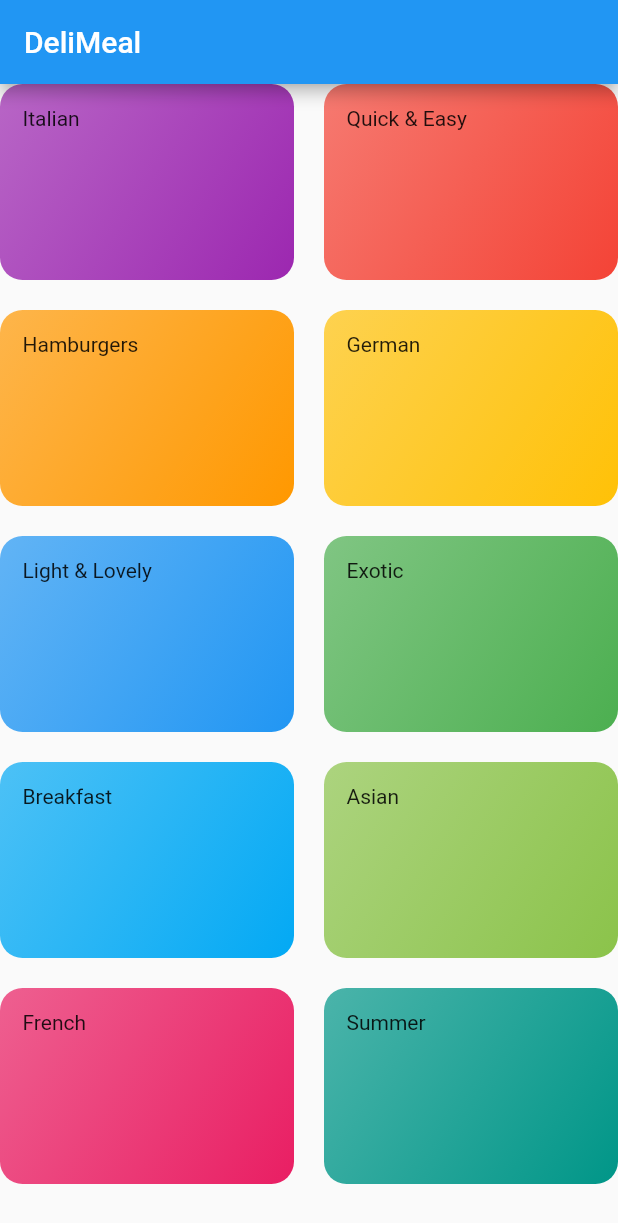
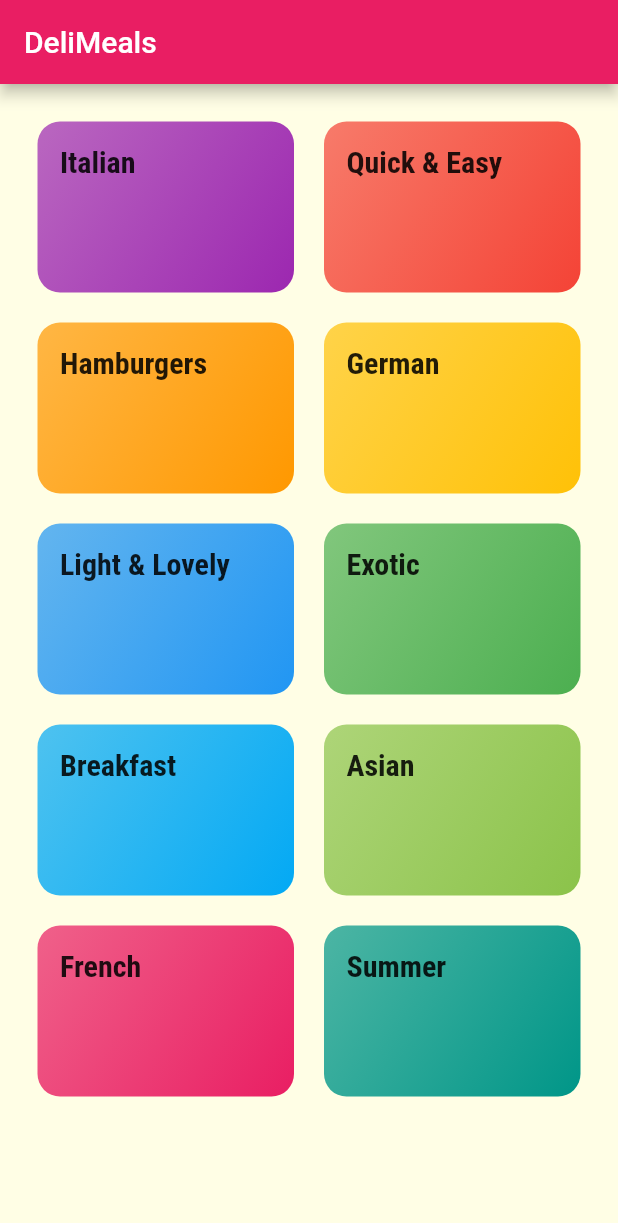
Before and after one commit to Lovi07/fourth_app, a Flutter app: the screen it shows after launch, on a phone screen of 412 x 824 dp. Shown: the top 1223 px of the screen. Run offline on Flutter 3.47's test engine with Material 2 defaults, Android fonts, the phone set to English and light mode, and no system bars.

Commit message:
day2 completed

```diff
--- a/lib/categories_screen.dart
+++ b/lib/categories_screen.dart
@@ -8,23 +8,25 @@ class CategoriesScreen extends StatelessWidget {
   Widget build(BuildContext context) {
     return Scaffold(
       appBar: AppBar(
-        title: const Text('DeliMeal'),
+        title: const Text('DeliMeals'),
       ),
       body: GridView(
+        padding: const EdgeInsets.all(25),
+        gridDelegate: const SliverGridDelegateWithMaxCrossAxisExtent(
+          maxCrossAxisExtent: 200,  //horizontal height
+          childAspectRatio: 3/2,  // vertical length
+          crossAxisSpacing: 20,   // horizontal spacing
+          mainAxisSpacing: 20,  // vertical spacing
+        ),
         children: DUMMY_CATEGORIES
             .map(
               (catData) => CategoryItem(
+                    catData.id,
                     catData.title,
                     catData.color,
                   ),
             )
             .toList(),
-        gridDelegate: SliverGridDelegateWithMaxCrossAxisExtent(
-          maxCrossAxisExtent: 200,
-          childAspectRatio: 3 / 2,
-          crossAxisSpacing: 20,
-          mainAxisSpacing: 20,
-        ),
       ),
     );
   }
--- a/lib/category_item.dart
+++ b/lib/category_item.dart
@@ -1,16 +1,31 @@
 import 'package:flutter/material.dart';
+import './category_meal_screen.dart';
 
 class CategoryItem extends StatelessWidget {
+  final String id;
   final String title;
   final Color color;
 
-  CategoryItem(this.title, this.color);
+  CategoryItem(this.id, this.title, this.color);
+
+  void selectCategory(BuildContext ctx) {
+    Navigator.of(ctx).pushNamed(
+      CategoryMealsScreen.routeName,
+      arguments: {
+        'id': id,
+        'title': title,
+      },
+    );
+  }
 
   @override
   Widget build(BuildContext context) {
-    return Container(
+    return InkWell(
+      onTap: () => selectCategory(context),
+      splashColor: Theme.of(context).primaryColor,
+      borderRadius: BorderRadius.circular(15),
+      child: Container(
         padding: const EdgeInsets.all(15),
-      child: Text(title),
         decoration: BoxDecoration(
           gradient: LinearGradient(
             colors: [
@@ -22,6 +37,11 @@ class CategoryItem extends StatelessWidget {
           ),
           borderRadius: BorderRadius.circular(15),
         ),
+        child: Text(
+          title,
+          style: Theme.of(context).textTheme.subtitle1,
+        ),
+      ),
     );
   }
 }
--- a/lib/main.dart
+++ b/lib/main.dart
@@ -1,6 +1,7 @@
 import 'package:flutter/material.dart';
 
 import './categories_screen.dart';
+import './category_meal_screen.dart';
 
 void main() => runApp(MyApp());
 
@@ -8,11 +9,31 @@ class MyApp extends StatelessWidget {
   @override
   Widget build(BuildContext context) {
     return MaterialApp(
-      title: 'DeliMeals',
       theme: ThemeData(
-        primarySwatch: Colors.blue,
+        primarySwatch: Colors.pink,
+        accentColor: Colors.amber,
+        canvasColor: const Color.fromRGBO(255, 254, 229, 1),
+        fontFamily: 'Raleway',
+        textTheme: ThemeData.light().textTheme.copyWith(
+            bodyText1: const TextStyle(
+              color: Color.fromRGBO(20, 51, 51, 1),
+            ),
+            bodyText2: const TextStyle(
+              color: Color.fromRGBO(20, 51, 51, 1),
+            ),
+            subtitle1: const TextStyle(
+              fontSize: 20,
+              fontFamily: 'RobotoCondensed',
+              fontWeight: FontWeight.bold,
+            )),
       ),
-      home: CategoriesScreen(),
+      // home: CategoriesScreen(),
+      initialRoute: '/', // default is '/'
+      routes: {
+        '/': (ctx) => CategoriesScreen(),
+        CategoryMealsScreen.routeName: (ctx) => CategoryMealsScreen(),
+      },
+
     );
   }
 }
```
Also changed, not shown: lib/category_meal_screen.dart (added, +27 -0 lines), pubspec.yaml (+17 -11 lines), assets/fonts/Raleway-Black.ttf (added), assets/fonts/Raleway-Bold.ttf (added), assets/fonts/Raleway-Regular.ttf (added), assets/fonts/RobotoCondensed-Bold.ttf (added), assets/fonts/RobotoCondensed-Italic.ttf (added), assets/fonts/RobotoCondensed-Light.ttf (added), assets/fonts/RobotoCondensed-Regular.ttf (added). Lines whose indentation alone changed are shown as unchanged.
